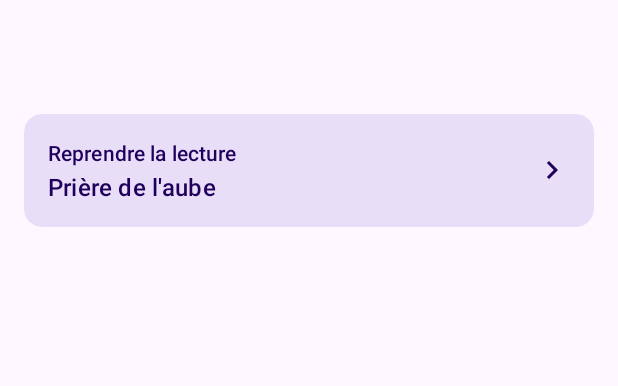
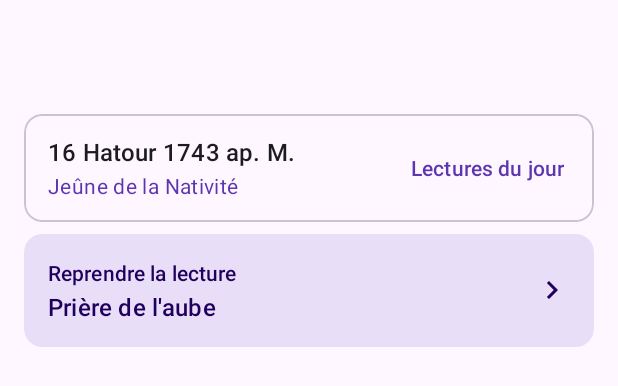
Before and after one commit to asel-hue/LivreAGPIA, an Android app: the layout activity_main.xml on its own in the app's theme, with its tools: preview values and no code run, on a phone screen of 412 x 824 dp. Shown: the top 386 px of the screen. Run offline under Robolectric (Android 15) with nearby library versions, the phone set to English and light mode, and no system bars.

Commit message:
Accueil : date copte du jour et lien vers les lectures (KatamerosCopte)
- Dépendance coptic-calendar-core 0.3.0 (JitPack) ; désucrage de java.time pour garder minSdk 24.
- Accueil : date copte calculée localement (mois traduits fr/ar) et titre du jour lu dans le
  ContentProvider de KatamerosCopte (SecurityException et curseur null gérés).
- Bouton « Lectures du jour » (copte://jour/{date}), affiché seulement si KatamerosCopte est installée.
- Manifeste : permission READ_LITURGY et visibilité du fournisseur (Android 11+).
- Sorties de build hors de OneDrive (%LOCALAPPDATA%), comme KatamerosCopte.

Co-Authored-By: Claude Opus 5.5 <noreply@anthropic.com>

```diff
--- a/app/build.gradle
+++ b/app/build.gradle
@@ -31,6 +31,8 @@ android {
     }
 
     compileOptions {
+        // java.time (utilisé par coptic-calendar-core) sur API 24-25.
+        coreLibraryDesugaringEnabled true
         sourceCompatibility JavaVersion.VERSION_17
         targetCompatibility JavaVersion.VERSION_17
     }
@@ -58,6 +60,10 @@ dependencies {
     implementation 'androidx.recyclerview:recyclerview:1.4.0'
     implementation 'androidx.drawerlayout:drawerlayout:1.2.0'
 
+    // Calendrier copte et contrat d'intégration avec KatamerosCopte (LiturgyContract).
+    implementation 'com.github.asel-hue:coptic-calendar-core:0.3.0'
+    coreLibraryDesugaring 'com.android.tools:desugar_jdk_libs:2.1.5'
+
     testImplementation 'junit:junit:4.13.2'
     androidTestImplementation 'androidx.test.ext:junit:1.3.0'
     androidTestImplementation 'androidx.test.espresso:espresso-core:3.7.0'
--- a/app/src/main/res/layout/activity_main.xml
+++ b/app/src/main/res/layout/activity_main.xml
@@ -26,13 +26,70 @@
         android:orientation="vertical"
         app:layout_behavior="@string/appbar_scrolling_view_behavior">
 
+        <!-- Jour copte : date (calculée localement), titre et lectures du jour (KatamerosCopte si installée). -->
+        <com.google.android.material.card.MaterialCardView
+            android:id="@+id/cardCopticDay"
+            style="@style/Widget.Material3.CardView.Outlined"
+            android:layout_width="match_parent"
+            android:layout_height="wrap_content"
+            android:layout_marginStart="16dp"
+            android:layout_marginTop="12dp"
+            android:layout_marginEnd="16dp">
+
+            <LinearLayout
+                android:layout_width="match_parent"
+                android:layout_height="wrap_content"
+                android:gravity="center_vertical"
+                android:orientation="horizontal"
+                android:paddingStart="16dp"
+                android:paddingTop="12dp"
+                android:paddingEnd="8dp"
+                android:paddingBottom="12dp">
+
+                <LinearLayout
+                    android:layout_width="0dp"
+                    android:layout_height="wrap_content"
+                    android:layout_weight="1"
+                    android:orientation="vertical">
+
+                    <TextView
+                        android:id="@+id/textViewCopticDate"
+                        android:layout_width="match_parent"
+                        android:layout_height="wrap_content"
+                        android:textAppearance="@style/TextAppearance.Material3.TitleMedium"
+                        android:textColor="?attr/colorOnSurface"
+                        tools:text="16 Hatour 1743 ap. M." />
+
+                    <TextView
+                        android:id="@+id/textViewLiturgicalTitle"
+                        android:layout_width="match_parent"
+                        android:layout_height="wrap_content"
+                        android:layout_marginTop="2dp"
+                        android:textAppearance="@style/TextAppearance.Material3.BodyMedium"
+                        android:textColor="?attr/colorPrimary"
+                        android:visibility="gone"
+                        tools:text="Jeûne de la Nativité"
+                        tools:visibility="visible" />
+                </LinearLayout>
+
+                <com.google.android.material.button.MaterialButton
+                    android:id="@+id/buttonDailyReadings"
+                    style="@style/Widget.Material3.Button.TextButton"
+                    android:layout_width="wrap_content"
+                    android:layout_height="wrap_content"
+                    android:text="@string/daily_readings"
+                    android:visibility="gone"
+                    tools:visibility="visible" />
+            </LinearLayout>
+        </com.google.android.material.card.MaterialCardView>
+
         <com.google.android.material.card.MaterialCardView
             android:id="@+id/cardResume"
             style="@style/Widget.Material3.CardView.Filled"
             android:layout_width="match_parent"
             android:layout_height="wrap_content"
             android:layout_marginStart="16dp"
-            android:layout_marginTop="12dp"
+            android:layout_marginTop="8dp"
             android:layout_marginEnd="16dp"
             android:layout_marginBottom="4dp"
             android:clickable="true"
--- a/settings.gradle
+++ b/settings.gradle
@@ -10,6 +10,8 @@ dependencyResolutionManagement {
     repositories {
         google()
         mavenCentral()
+        // coptic-calendar-core (calendrier copte et contrat d'intégration avec KatamerosCopte)
+        maven { url 'https://jitpack.io' }
     }
 }
 
```
Also changed, not shown: app/src/main/AndroidManifest.xml (+8 -0 lines), app/src/main/java/com/agpia/livre/MainActivity.kt (+41 -0 lines), app/src/main/java/com/agpia/livre/data/CopticToday.kt (added, +75 -0 lines), app/src/main/res/values/strings.xml (+20 -0 lines), build.gradle (+9 -0 lines), 1 other file.
